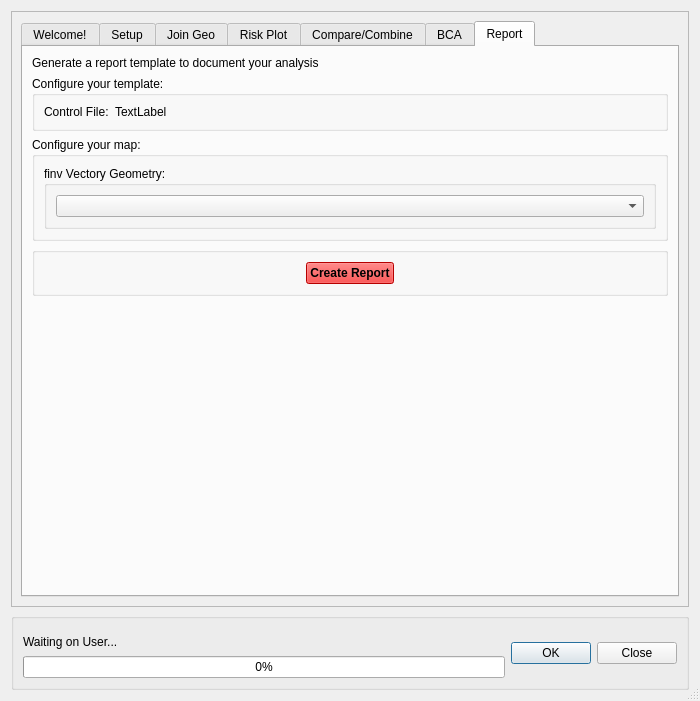
Old version of the form canflood/results/results.ui in the repository NRCan/CanFlood.
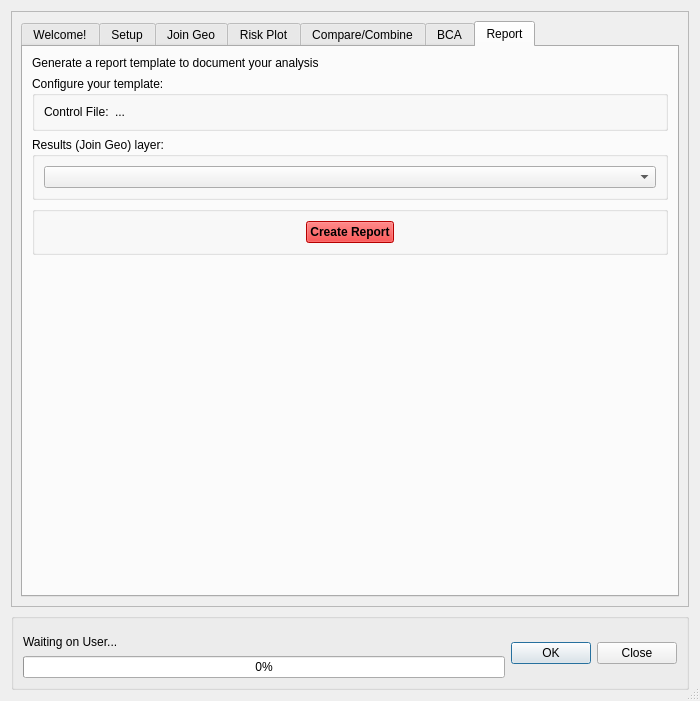
New version of the form. The open tabs and pages were chosen to show the change. Icons and pictures are not drawn. Custom widgets are drawn as their Qt base class.

```diff
--- a/canflood/results/results.ui
+++ b/canflood/results/results.ui
@@ -4819,7 +4819,7 @@
           <attribute name="title">
            <string>Report</string>
           </attribute>
-          <layout class="QVBoxLayout" name="verticalLayout_7">
+          <layout class="QVBoxLayout" name="verticalLayout_14">
            <item>
             <widget class="QLabel" name="label_14">
              <property name="text">
@@ -4845,7 +4845,7 @@
                 <item row="0" column="1">
                  <widget class="QLabel" name="label_16">
                   <property name="text">
-                   <string>TextLabel</string>
+                   <string>...</string>
                   </property>
                  </widget>
                 </item>
@@ -4854,21 +4854,15 @@
              </layout>
             </widget>
            </item>
-           <item>
-            <widget class="QGroupBox" name="groupBox_17">
-             <property name="title">
-              <string>Configure your map:</string>
-             </property>
-             <layout class="QVBoxLayout" name="verticalLayout_23">
               <item>
                <widget class="QGroupBox" name="verticalGroupBox_9">
                 <property name="toolTip">
                  <string>Select the original finv data to join the tabular model results to</string>
                 </property>
                 <property name="title">
-                 <string>finv Vectory Geometry:</string>
-                </property>
-                <layout class="QVBoxLayout" name="verticalLayout_14">
+              <string>Results (Join Geo) layer:</string>
+             </property>
+             <layout class="QVBoxLayout" name="verticalLayout_7">
                  <item>
                   <layout class="QHBoxLayout" name="horizontalLayout_18">
                    <item>
@@ -4886,9 +4880,6 @@
                 </layout>
                </widget>
               </item>
-             </layout>
-            </widget>
-           </item>
            <item>
             <widget class="QGroupBox" name="groupBox_16">
              <property name="title">
```
Left out of the diff: 6 changed lines with no effect on the pictures. Lines whose indentation alone changed are shown as unchanged.
